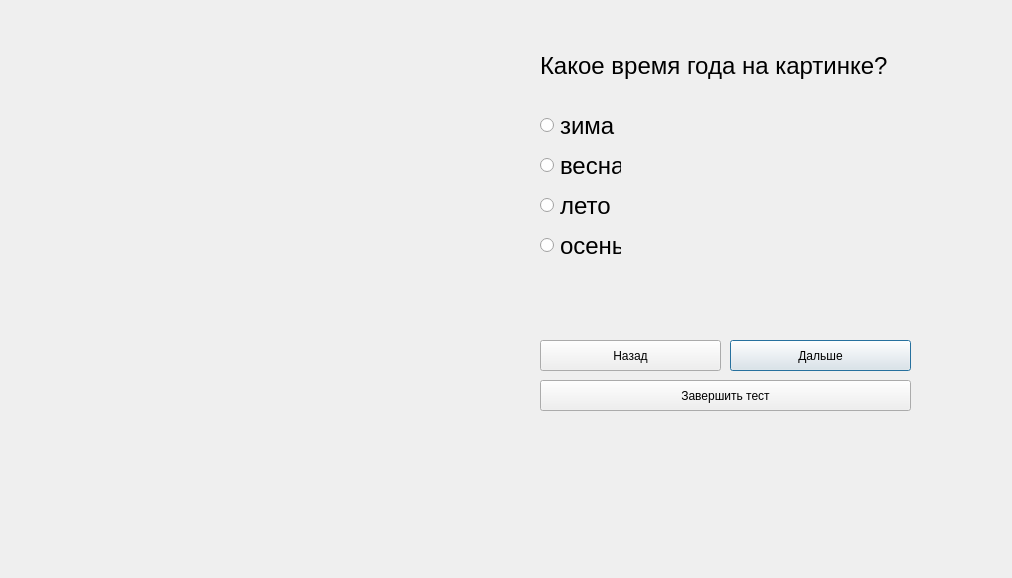
First picture: the form in DMCF/testform7.ui, repository SACRED448/Group_Project-UP-, before the edit.
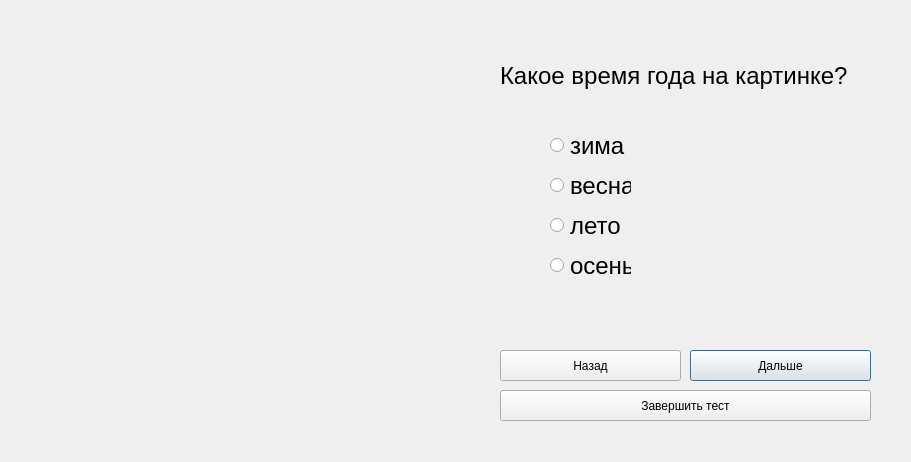
Second picture: the form after the edit.

Patch:
```diff
--- a/DMCF/testform7.ui
+++ b/DMCF/testform7.ui
@@ -6,8 +6,8 @@
    <rect>
     <x>0</x>
     <y>0</y>
-    <width>1012</width>
-    <height>578</height>
+    <width>911</width>
+    <height>462</height>
    </rect>
   </property>
   <property name="windowTitle">
@@ -16,8 +16,8 @@
   <widget class="QRadioButton" name="radioButton_2">
    <property name="geometry">
     <rect>
-     <x>540</x>
-     <y>150</y>
+     <x>550</x>
+     <y>170</y>
      <width>81</width>
      <height>31</height>
     </rect>
@@ -37,8 +37,8 @@
   <widget class="QLabel" name="question">
    <property name="geometry">
     <rect>
-     <x>540</x>
-     <y>10</y>
+     <x>500</x>
+     <y>20</y>
      <width>419</width>
      <height>111</height>
     </rect>
@@ -91,8 +91,8 @@
   <widget class="QPushButton" name="next_pushButton_2">
    <property name="geometry">
     <rect>
-     <x>730</x>
-     <y>340</y>
+     <x>690</x>
+     <y>350</y>
      <width>181</width>
      <height>31</height>
     </rect>
@@ -104,8 +104,8 @@
   <widget class="QRadioButton" name="radioButton">
    <property name="geometry">
     <rect>
-     <x>540</x>
-     <y>110</y>
+     <x>550</x>
+     <y>130</y>
      <width>81</width>
      <height>31</height>
     </rect>
@@ -128,7 +128,7 @@
   <widget class="QLabel" name="image">
    <property name="geometry">
     <rect>
-     <x>10</x>
+     <x>40</x>
      <y>30</y>
      <width>411</width>
      <height>331</height>
@@ -141,8 +141,8 @@
   <widget class="QPushButton" name="finish_pushButton">
    <property name="geometry">
     <rect>
-     <x>540</x>
-     <y>380</y>
+     <x>500</x>
+     <y>390</y>
      <width>371</width>
      <height>31</height>
     </rect>
@@ -154,8 +154,8 @@
   <widget class="QPushButton" name="back_pushButton">
    <property name="geometry">
     <rect>
-     <x>540</x>
-     <y>340</y>
+     <x>500</x>
+     <y>350</y>
      <width>181</width>
      <height>31</height>
     </rect>
@@ -167,8 +167,8 @@
   <widget class="QRadioButton" name="radioButton_3">
    <property name="geometry">
     <rect>
-     <x>540</x>
-     <y>190</y>
+     <x>550</x>
+     <y>210</y>
      <width>71</width>
      <height>31</height>
     </rect>
@@ -188,8 +188,8 @@
   <widget class="QRadioButton" name="radioButton_4">
    <property name="geometry">
     <rect>
-     <x>540</x>
-     <y>230</y>
+     <x>550</x>
+     <y>250</y>
      <width>81</width>
      <height>31</height>
     </rect>
```
Left out of the diff: 6 changed lines with no effect on the pictures.
